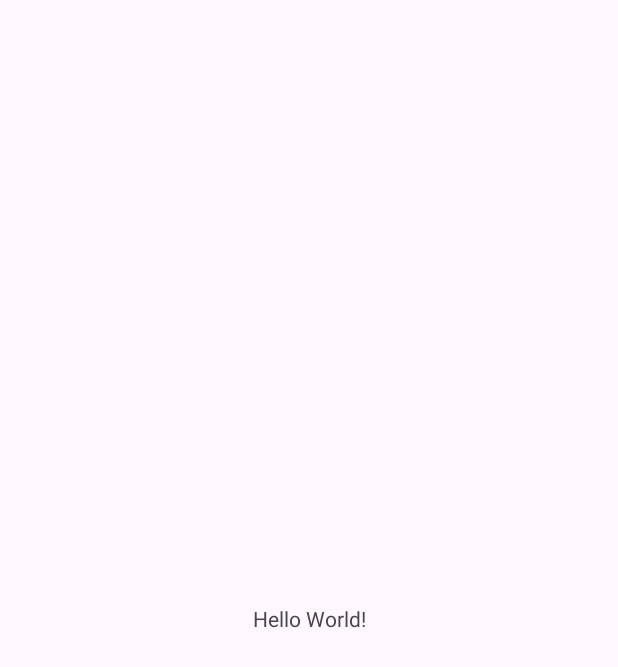
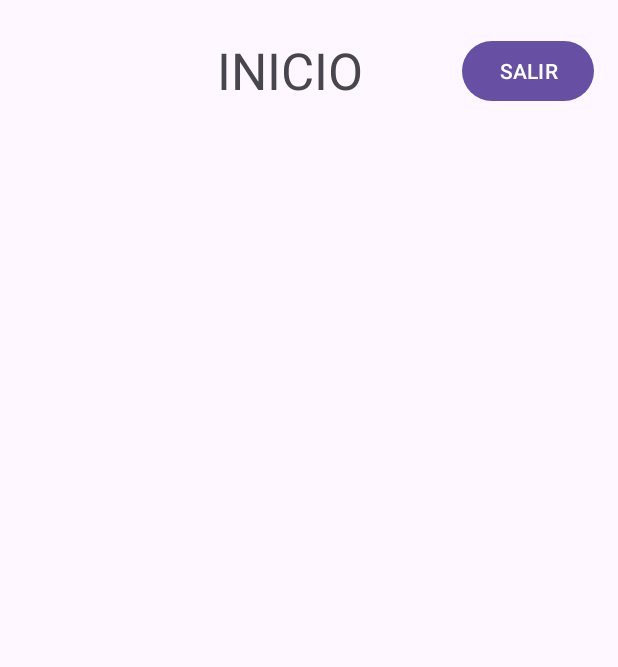
Before and after one commit to adriro20/Reto1PMD, an Android app: the screen it shows after launch (MainActivity), on a phone screen of 412 x 824 dp. Before the commit the part shown is almost empty. Shown: the top 667 px of the screen. Run offline under Robolectric (Android 15) with nearby library versions, the phone set to English and light mode, and no system bars.

Commit message:
creacion layout principal

```diff
--- a/Reto/app/src/main/res/layout/activity_main.xml
+++ b/Reto/app/src/main/res/layout/activity_main.xml
@@ -7,13 +7,39 @@
     android:layout_height="match_parent"
     tools:context=".MainActivity">
 
+    <ImageView
+        android:id="@+id/imageView"
+        android:layout_width="65dp"
+        android:layout_height="66dp"
+        app:layout_constraintBottom_toBottomOf="parent"
+        app:layout_constraintEnd_toEndOf="parent"
+        app:layout_constraintHorizontal_bias="0.046"
+        app:layout_constraintStart_toStartOf="parent"
+        app:layout_constraintTop_toTopOf="parent"
+        app:layout_constraintVertical_bias="0.024"
+        tools:srcCompat="@tools:sample/avatars" />
+
     <TextView
-        android:layout_width="wrap_content"
-        android:layout_height="wrap_content"
-        android:text="Hello World!"
+        android:id="@+id/textView"
+        android:layout_width="123dp"
+        android:layout_height="43dp"
+        android:text="@string/text_inicio"
+        android:textSize="34sp"
         app:layout_constraintBottom_toBottomOf="parent"
         app:layout_constraintEnd_toEndOf="parent"
         app:layout_constraintStart_toStartOf="parent"
-        app:layout_constraintTop_toTopOf="parent" />
+        app:layout_constraintTop_toTopOf="parent"
+        app:layout_constraintVertical_bias="0.031" />
 
+    <Button
+        android:id="@+id/button"
+        android:layout_width="wrap_content"
+        android:layout_height="wrap_content"
+        android:text="@string/text_salir"
+        app:layout_constraintBottom_toBottomOf="parent"
+        app:layout_constraintEnd_toEndOf="parent"
+        app:layout_constraintHorizontal_bias="0.95"
+        app:layout_constraintStart_toStartOf="parent"
+        app:layout_constraintTop_toTopOf="parent"
+        app:layout_constraintVertical_bias="0.03" />
 </androidx.constraintlayout.widget.ConstraintLayout>
--- a/Reto/app/src/main/res/values/strings.xml
+++ b/Reto/app/src/main/res/values/strings.xml
@@ -1,3 +1,5 @@
 <resources>
     <string name="app_name">Reto</string>
+    <string name="text_inicio">INICIO</string>
+    <string name="text_salir">SALIR</string>
 </resources>
```
